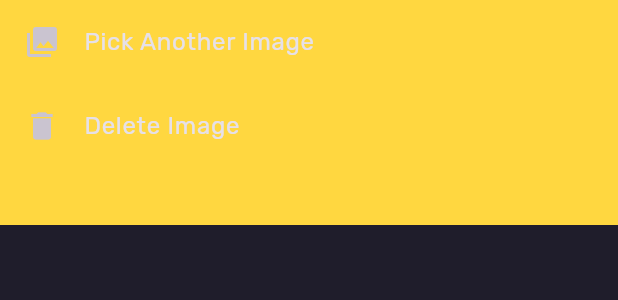
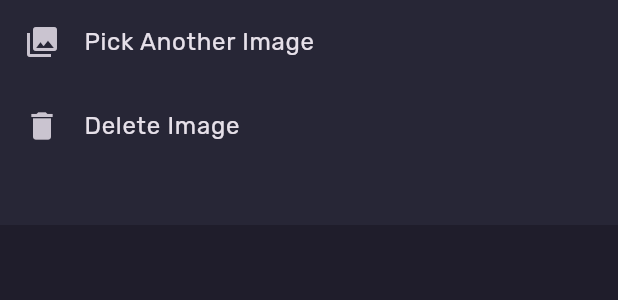
Before and after one commit to Aboud-KHalaf/note, a Flutter app: the ImageOptionsSheet widget shown alone on an empty page, opened directly with empty values, on a phone screen of 412 x 824 dp. Shown: the top 300 px of the screen. Run offline on Flutter 3.47's test engine with Material 3 defaults, Android fonts, the phone set to English and light mode, and no system bars; our stand-ins replace animated_splash_screen, connectivity_plus, dartz, dio, flutter_bloc, flutter_speed_dial and 8 more; missing offline and left inert: staggered_grid_view_flutter; accounts and stored records are empty; statements that could not run were skipped; project files that could hold a hidden picture were left out.

Commit message:
fix card color and show image option color and add obscureText for pasword fields

```diff
--- a/lib/features/auth/presentation/widgets/signin_body.dart
+++ b/lib/features/auth/presentation/widgets/signin_body.dart
@@ -176,6 +176,7 @@
     return CustomTextFormFieldWidget(
       controller: _passwordController,
       focusNode: _passwordFocusNode,
+      obscureText: true,
       validator: Validators.validatePassword,
       hintText: 'enter_password'.tr(context),
       suffixIcon: const Icon(Icons.lock),
--- a/lib/features/auth/presentation/widgets/signup_body.dart
+++ b/lib/features/auth/presentation/widgets/signup_body.dart
@@ -205,6 +205,7 @@
     return CustomTextFormFieldWidget(
       controller: _passwordController,
       focusNode: _passwordFocusNode,
+      obscureText: true,
       validator: Validators.validatePassword,
       hintText: 'enter_password'.tr(context),
       suffixIcon: const Icon(Icons.lock),
--- a/lib/features/notes/presentation/widgets/note_card.dart
+++ b/lib/features/notes/presentation/widgets/note_card.dart
@@ -28,7 +28,9 @@
       decoration: BoxDecoration(
         color: isSelected
             ? theme.primaryColor.withOpacity(0.5)
-            : AppColors.cardColors[note.color],
+            : (note.color <= 1)
+                ? theme.cardColor
+                : AppColors.cardColors[note.color],
         borderRadius: BorderRadius.circular(10.0),
         border: Border.all(
           color: isSelected ? Colors.white : Colors.transparent,
--- a/lib/features/notes/presentation/widgets/save_options_sheet.dart
+++ b/lib/features/notes/presentation/widgets/save_options_sheet.dart
@@ -15,7 +15,7 @@
     ThemeData theme = Theme.of(context);
 
     return Container(
-      color: theme.primaryColor,
+      color: theme.cardColor,
       height: 150,
       child: Column(
         children: [
```
Also changed, not shown: lib/features/notes/presentation/widgets/notes_folder_item.dart (+7 -3 lines).
